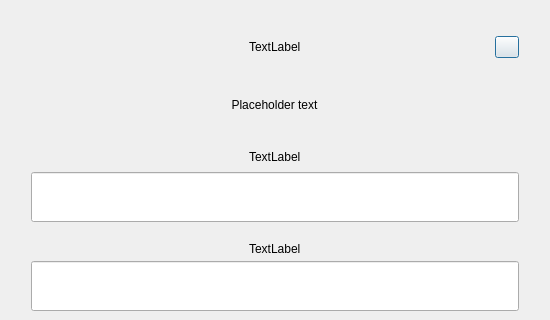
VitaeTeam/Vitae, file src/qt/forms/askpassphrasedialog.ui: the form before one commit; both pictures show x 0 to 550 and y 0 to 320 of the 550 by 565 pixel window.
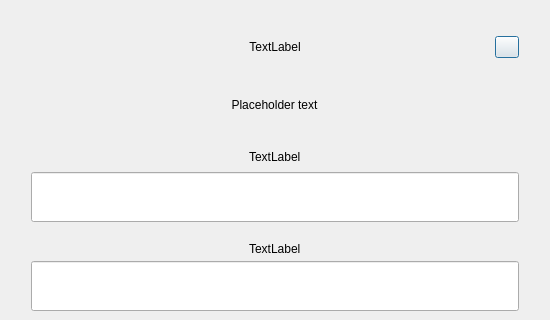
The form after the commit.

Commit message: [GUI] topbar lock btn open non perfect opening fixed.

The edit to the form file:
```diff
--- a/src/qt/forms/askpassphrasedialog.ui
+++ b/src/qt/forms/askpassphrasedialog.ui
@@ -72,6 +72,9 @@
              <property name="text">
               <string>TextLabel</string>
              </property>
+             <property name="alignment">
+              <set>Qt::AlignCenter</set>
+             </property>
             </widget>
            </item>
           </layout>
```
The commit also changes 6 other files.
